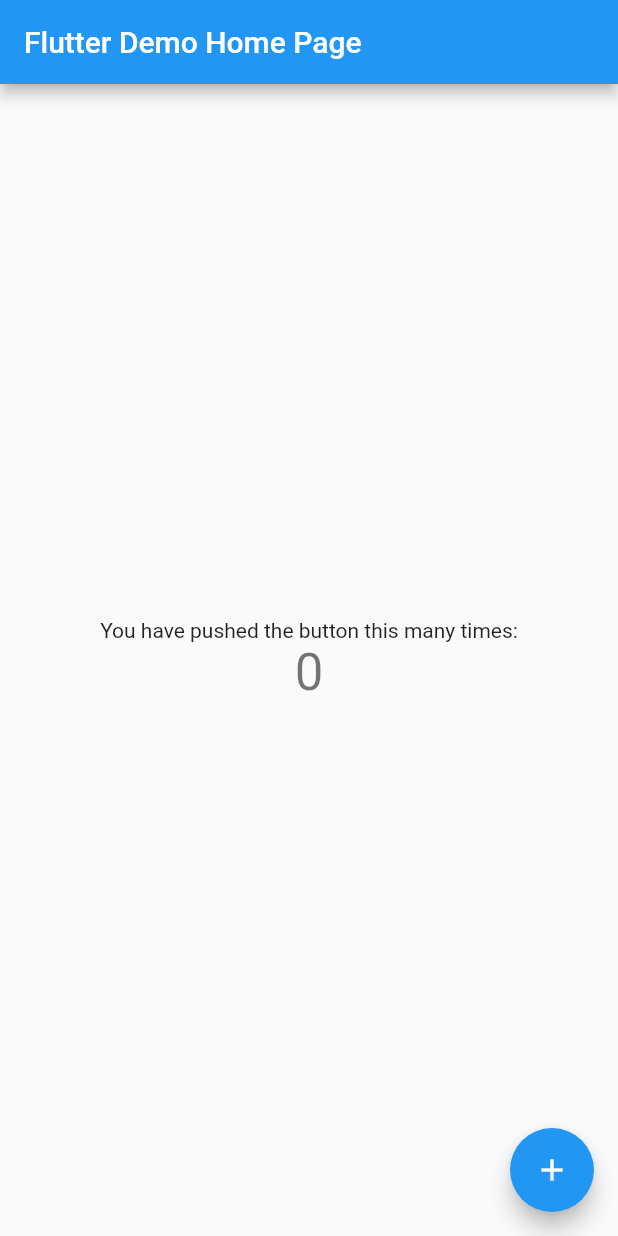
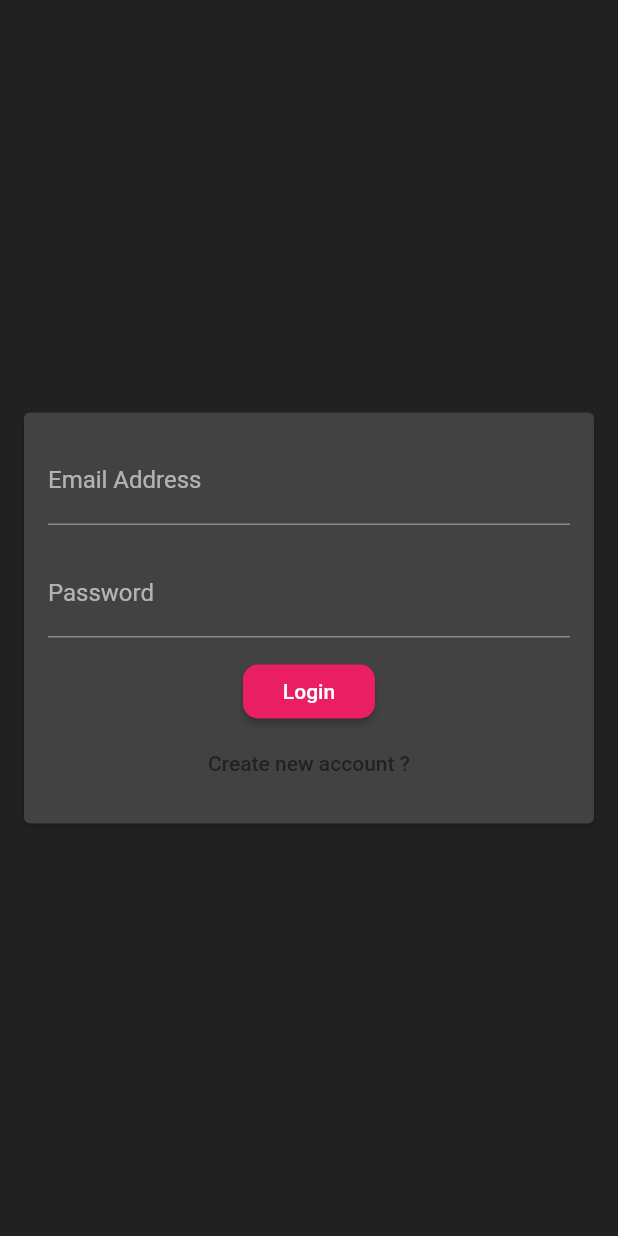
Before and after one commit to kosala0514/my_chat_app, a Flutter app: the screen it shows after launch, on a phone screen of 412 x 824 dp. Run offline on Flutter 3.47's test engine with Material 2 defaults, Android fonts, the phone set to English and light mode, and no system bars; our stand-ins replace cloud_firestore, firebase_auth; accounts and stored records are empty.

Commit message:
new commit

```diff
--- a/lib/main.dart
+++ b/lib/main.dart
@@ -1,3 +1,5 @@
+import 'package:chat_app/screen/auth_screen.dart';
+import 'package:chat_app/screen/chat_screen.dart';
 import 'package:flutter/material.dart';
 
 void main() {
@@ -11,105 +13,19 @@ class MyApp extends StatelessWidget {
   @override
   Widget build(BuildContext context) {
     return MaterialApp(
+      debugShowCheckedModeBanner: false,
       title: 'Flutter Demo',
       theme: ThemeData(
-        // This is the theme of your application.
-        //
-        // Try running your application with "flutter run". You'll see the
-        // application has a blue toolbar. Then, without quitting the app, try
-        // changing the primarySwatch below to Colors.green and then invoke
-        // "hot reload" (press "r" in the console where you ran "flutter run",
-        // or simply save your changes to "hot reload" in a Flutter IDE).
-        // Notice that the counter didn't reset back to zero; the application
-        // is not restarted.
-        primarySwatch: Colors.blue,
-      ),
-      home: const MyHomePage(title: 'Flutter Demo Home Page'),
+          primarySwatch: Colors.pink,
+          backgroundColor: Colors.pink,
+          brightness: Brightness.dark,
+          focusColor: Colors.deepPurple,
+          buttonTheme: ButtonTheme.of(context).copyWith(
+              buttonColor: Colors.pink,
+              textTheme: ButtonTextTheme.primary,
+              shape: RoundedRectangleBorder(
+                  borderRadius: BorderRadius.circular(10)))),
+      home: AuthScreen(),
     );
   }
 }
-
-class MyHomePage extends StatefulWidget {
-  const MyHomePage({Key? key, required this.title}) : super(key: key);
-
-  // This widget is the home page of your application. It is stateful, meaning
-  // that it has a State object (defined below) that contains fields that affect
-  // how it looks.
-
-  // This class is the configuration for the state. It holds the values (in this
-  // case the title) provided by the parent (in this case the App widget) and
-  // used by the build method of the State. Fields in a Widget subclass are
-  // always marked "final".
-
-  final String title;
-
-  @override
-  State<MyHomePage> createState() => _MyHomePageState();
-}
-
-class _MyHomePageState extends State<MyHomePage> {
-  int _counter = 0;
-
-  void _incrementCounter() {
-    setState(() {
-      // This call to setState tells the Flutter framework that something has
-      // changed in this State, which causes it to rerun the build method below
-      // so that the display can reflect the updated values. If we changed
-      // _counter without calling setState(), then the build method would not be
-      // called again, and so nothing would appear to happen.
-      _counter++;
-    });
-  }
-
-  @override
-  Widget build(BuildContext context) {
-    // This method is rerun every time setState is called, for instance as done
-    // by the _incrementCounter method above.
-    //
-    // The Flutter framework has been optimized to make rerunning build methods
-    // fast, so that you can just rebuild anything that needs updating rather
-    // than having to individually change instances of widgets.
-    return Scaffold(
-      appBar: AppBar(
-        // Here we take the value from the MyHomePage object that was created by
-        // the App.build method, and use it to set our appbar title.
-        title: Text(widget.title),
-      ),
-      body: Center(
-        // Center is a layout widget. It takes a single child and positions it
-        // in the middle of the parent.
-        child: Column(
-          // Column is also a layout widget. It takes a list of children and
-          // arranges them vertically. By default, it sizes itself to fit its
-          // children horizontally, and tries to be as tall as its parent.
-          //
-          // Invoke "debug painting" (press "p" in the console, choose the
-          // "Toggle Debug Paint" action from the Flutter Inspector in Android
-          // Studio, or the "Toggle Debug Paint" command in Visual Studio Code)
-          // to see the wireframe for each widget.
-          //
-          // Column has various properties to control how it sizes itself and
-          // how it positions its children. Here we use mainAxisAlignment to
-          // center the children vertically; the main axis here is the vertical
-          // axis because Columns are vertical (the cross axis would be
-          // horizontal).
-          mainAxisAlignment: MainAxisAlignment.center,
-          children: <Widget>[
-            const Text(
-              'You have pushed the button this many times:',
-            ),
-            Text(
-              '$_counter',
-              style: Theme.of(context).textTheme.headline4,
-            ),
-          ],
-        ),
-      ),
-      floatingActionButton: FloatingActionButton(
-        onPressed: _incrementCounter,
-        tooltip: 'Increment',
-        child: const Icon(Icons.add),
-      ), // This trailing comma makes auto-formatting nicer for build methods.
-    );
-  }
-}
--- /dev/null
+++ b/lib/screen/auth_screen.dart
@@ -0,0 +1,79 @@
+import 'package:chat_app/widget/auth/auth_form.dart';
+import 'package:cloud_firestore/cloud_firestore.dart';
+import 'package:firebase_auth/firebase_auth.dart';
+import 'package:flutter/material.dart';
+import 'package:flutter/services.dart';
+
+class AuthScreen extends StatefulWidget {
+  const AuthScreen({
+    Key? key,
+  }) : super(key: key);
+
+  @override
+  _AuthScreenState createState() => _AuthScreenState();
+}
+
+class _AuthScreenState extends State<AuthScreen> {
+  final _auth = FirebaseAuth.instance;
+  var _isloading = false;
+  void _submitAuthForm(
+    String email,
+    String password,
+    String name,
+    bool isLogin,
+    BuildContext ctx,
+  ) async {
+    UserCredential userCredential;
+    try {
+      setState(() {
+        _isloading = true;
+      });
+      if (isLogin) {
+        userCredential = await _auth.signInWithEmailAndPassword(
+            email: email, password: password);
+      } else {
+        userCredential = await _auth.signInWithEmailAndPassword(
+            email: email, password: password);
+      }
+      await FirebaseFirestore.instance
+          .collection('users')
+          .doc(userCredential.user!.uid)
+          .set({
+        'username': name,
+        'email': email,
+      });
+    } on PlatformException catch (err) {
+      var message = 'An error occured, Please check your crediential';
+
+      if (err.message != null) {
+        message = err.message!;
+      }
+      ScaffoldMessenger.of(ctx).showSnackBar(
+        SnackBar(
+          content: Text(message),
+          backgroundColor: Theme.of(ctx).errorColor,
+          duration: Duration(seconds: 2),
+        ),
+      );
+      setState(() {
+        _isloading = false;
+      });
+    } catch (err) {
+      setState(() {
+        _isloading = false;
+      });
+      print(err);
+    }
+  }
+
+  @override
+  Widget build(BuildContext context) {
+    return Scaffold(
+      backgroundColor: Theme.of(context).primaryColor,
+      body: AuthForm(
+        submitFn: _submitAuthForm,
+        isloading: _isloading,
+      ),
+    );
+  }
+}
--- /dev/null
+++ b/lib/widget/auth/auth_form.dart
@@ -0,0 +1,122 @@
+import 'package:flutter/material.dart';
+
+class AuthForm extends StatefulWidget {
+  final void Function(
+    String email,
+    String password,
+    String name,
+    bool isLogin,
+    BuildContext ctx,
+  ) submitFn;
+  final bool isloading;
+  const AuthForm({Key? key, required this.submitFn, required this.isloading})
+      : super(key: key);
+
+  @override
+  _AuthFormState createState() => _AuthFormState();
+}
+
+class _AuthFormState extends State<AuthForm> {
+  final _formKey = GlobalKey<FormState>();
+  var _islogin = true;
+  var _userEmail = '';
+  var _userPassword = '';
+  var _userName = '';
+
+  void _trySubmit() {
+    final isValid = _formKey.currentState!.validate();
+    FocusScope.of(context).unfocus();
+    if (isValid) {
+      _formKey.currentState!.save();
+      widget.submitFn(_userEmail.trim(), _userPassword.trim(), _userName.trim(),
+          _islogin, context);
+      // print(_userEmail);
+      // print(_userName);
+      // print(_userPassword);
+    }
+  }
+
+  @override
+  Widget build(BuildContext context) {
+    return Center(
+      child: Card(
+        margin: EdgeInsets.all(16),
+        child: SingleChildScrollView(
+          child: Padding(
+            padding: EdgeInsets.all(16),
+            child: Form(
+              key: _formKey,
+              child: Column(
+                mainAxisSize: MainAxisSize.min,
+                children: [
+                  TextFormField(
+                      key: ValueKey("email"),
+                      validator: (value) {
+                        if (value!.isEmpty || value.contains("@")) {
+                          return "Please enter valid email";
+                        }
+                        return null;
+                      },
+                      keyboardType: TextInputType.emailAddress,
+                      decoration: InputDecoration(labelText: "Email Address"),
+                      onSaved: (value) {
+                        _userEmail = value!;
+                      }),
+                  !_islogin
+                      ? TextFormField(
+                          key: ValueKey("username"),
+                          validator: (value) {
+                            if (value!.isEmpty || value.length < 4) {
+                              return "Enter at Least 4 characters";
+                            }
+                            return null;
+                          },
+                          decoration: InputDecoration(labelText: "Username"),
+                          onSaved: (value) {
+                            _userName = value!;
+                          },
+                        )
+                      : Text(""),
+                  TextFormField(
+                    key: ValueKey("password"),
+                    validator: (value) {
+                      if (value!.isEmpty || value.length < 7) {
+                        return "Password must be at least 7 characters";
+                      }
+                      return null;
+                    },
+                    decoration: InputDecoration(labelText: "Password"),
+                    obscureText: true,
+                    onSaved: (value) {
+                      _userPassword = value!;
+                    },
+                  ),
+                  SizedBox(
+                    height: 12,
+                  ),
+                  widget.isloading
+                      ? CircularProgressIndicator()
+                      : RaisedButton(
+                          onPressed: _trySubmit,
+                          child: Text(_islogin ? "Login" : "Sign Up"),
+                        ),
+                  FlatButton(
+                    textColor: Theme.of(context).primaryColor,
+                    onPressed: () {
+                      setState(() {
+                        _islogin = !_islogin;
+                      });
+                    },
+                    child: Text(_islogin
+                        ? "Create new account ?"
+                        : "I have an account"),
+                  )
+                ],
+              ),
+            ),
+          ),
+        ),
+      ),
+    );
+  }
+}
--- a/pubspec.yaml
+++ b/pubspec.yaml
@@ -1,5 +1,5 @@
 name: chat_app
-description: A new Flutter project.
+description: Udemy section 14.
 
 # The following line prevents the package from being accidentally published to
 # pub.dev using `flutter pub publish`. This is preferred for private packages.
@@ -34,6 +34,8 @@ dependencies:
   # The following adds the Cupertino Icons font to your application.
   # Use with the CupertinoIcons class for iOS style icons.
   cupertino_icons: ^1.0.2
+  cloud_firestore: ^3.1.0
+  firebase_auth: ^3.2.0
 
 dev_dependencies:
   flutter_test:
```
Also changed, not shown: lib/screen/chat_screen.dart (added, +38 -0 lines), pubspec.lock, 3 other files.
